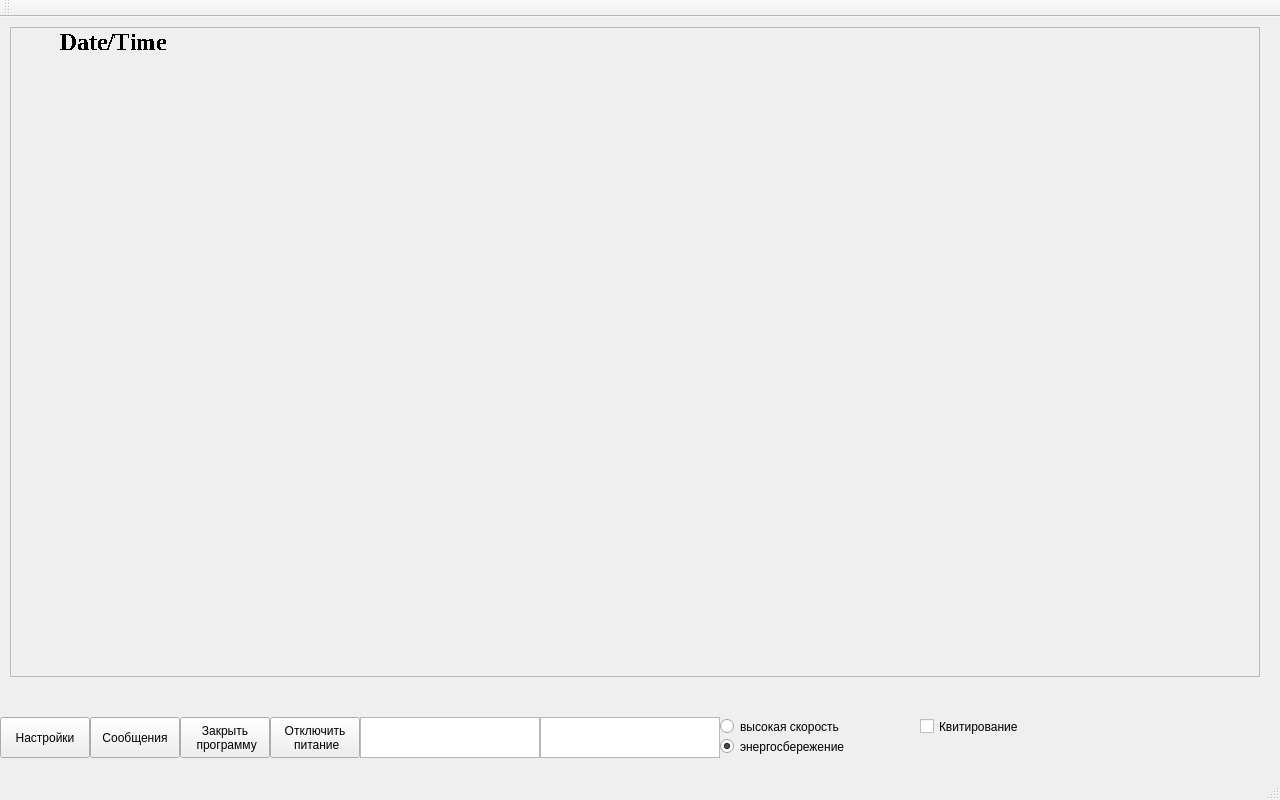
Qt form mainwindow.ui (tomyqg/topaz-m) before a commit.
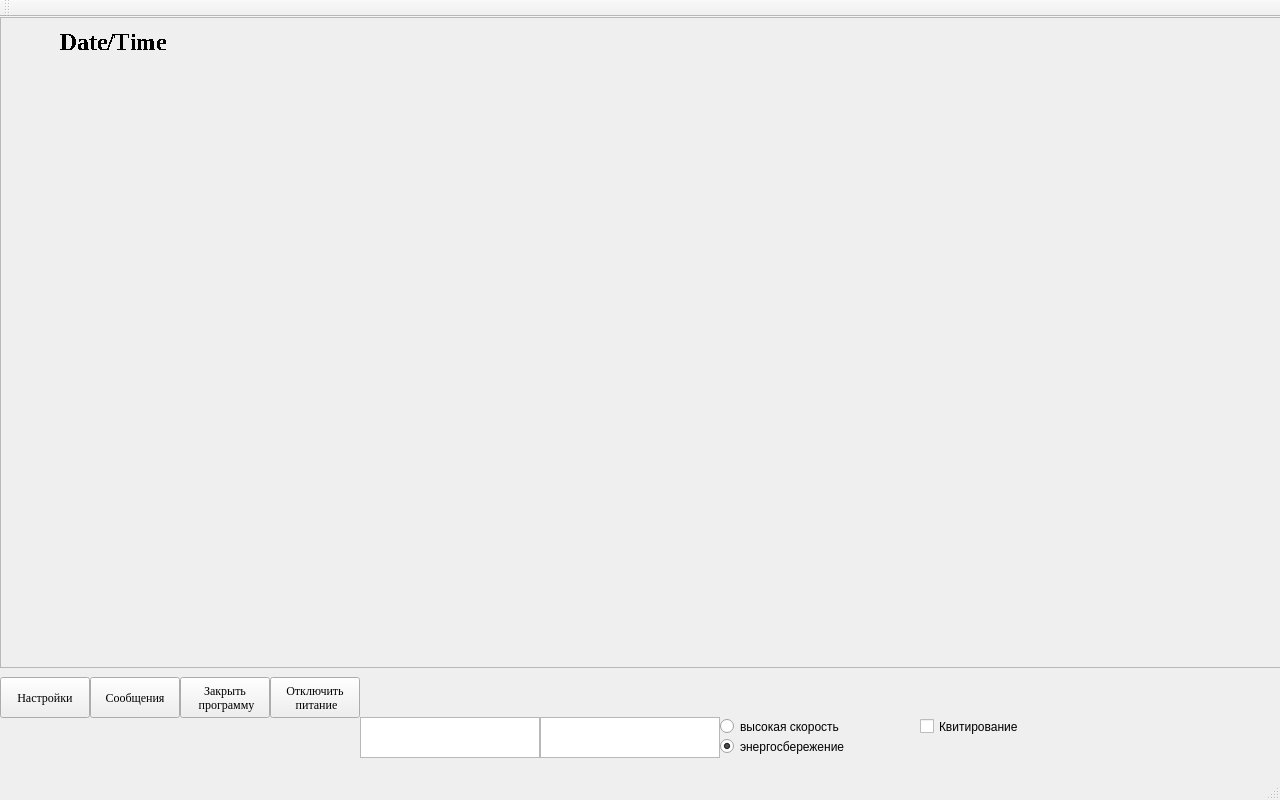
The same form after that commit. Icons and pictures are not drawn. Custom widgets are drawn as their Qt base class.

Patch:
```diff
--- a/mainwindow.ui
+++ b/mainwindow.ui
@@ -29,30 +29,13 @@
    <string>MainWindow</string>
   </property>
   <widget class="QWidget" name="centralWidget">
-   <widget class="QPushButton" name="pushButton">
-    <property name="geometry">
-     <rect>
-      <x>270</x>
-      <y>700</y>
-      <width>90</width>
-      <height>41</height>
-     </rect>
-    </property>
-    <property name="focusPolicy">
-     <enum>Qt::ClickFocus</enum>
-    </property>
-    <property name="text">
-     <string>Отключить
- питание</string>
-    </property>
-   </widget>
    <widget class="QCustomPlot" name="customPlot" native="true">
     <property name="geometry">
      <rect>
       <x>10</x>
       <y>10</y>
       <width>1251</width>
-      <height>681</height>
+      <height>641</height>
      </rect>
     </property>
     <property name="sizePolicy">
@@ -117,11 +100,16 @@
     <property name="geometry">
      <rect>
       <x>0</x>
-      <y>700</y>
+      <y>660</y>
       <width>90</width>
       <height>41</height>
      </rect>
     </property>
+    <property name="font">
+     <font>
+      <family>Times New Roman</family>
+     </font>
+    </property>
     <property name="focusPolicy">
      <enum>Qt::ClickFocus</enum>
     </property>
@@ -133,11 +121,16 @@
     <property name="geometry">
      <rect>
       <x>180</x>
-      <y>700</y>
+      <y>660</y>
       <width>90</width>
       <height>41</height>
      </rect>
     </property>
+    <property name="font">
+     <font>
+      <family>Times New Roman</family>
+     </font>
+    </property>
     <property name="focusPolicy">
      <enum>Qt::ClickFocus</enum>
     </property>
@@ -150,11 +143,16 @@
     <property name="geometry">
      <rect>
       <x>90</x>
-      <y>700</y>
+      <y>660</y>
       <width>90</width>
       <height>41</height>
      </rect>
     </property>
+    <property name="font">
+     <font>
+      <family>Times New Roman</family>
+     </font>
+    </property>
     <property name="focusPolicy">
      <enum>Qt::ClickFocus</enum>
     </property>
@@ -231,10 +229,10 @@
    <widget class="QFrame" name="frame">
     <property name="geometry">
      <rect>
-      <x>10</x>
-      <y>10</y>
-      <width>1250</width>
-      <height>650</height>
+      <x>0</x>
+      <y>0</y>
+      <width>1281</width>
+      <height>651</height>
      </rect>
     </property>
     <property name="frameShape">
@@ -250,7 +248,7 @@
       <x>49</x>
       <y>40</y>
       <width>1211</width>
-      <height>650</height>
+      <height>611</height>
      </rect>
     </property>
     <property name="cursor">
@@ -270,6 +268,28 @@
      <string>Квитирование</string>
     </property>
    </widget>
+   <widget class="QPushButton" name="pushButton">
+    <property name="geometry">
+     <rect>
+      <x>270</x>
+      <y>660</y>
+      <width>90</width>
+      <height>41</height>
+     </rect>
+    </property>
+    <property name="font">
+     <font>
+      <family>Times New Roman</family>
+     </font>
+    </property>
+    <property name="focusPolicy">
+     <enum>Qt::ClickFocus</enum>
+    </property>
+    <property name="text">
+     <string>Отключить
+ питание</string>
+    </property>
+   </widget>
   </widget>
   <widget class="QMenuBar" name="menuBar">
    <property name="geometry">
```
Left out of the diff: 1 changed line with no effect on the pictures.
